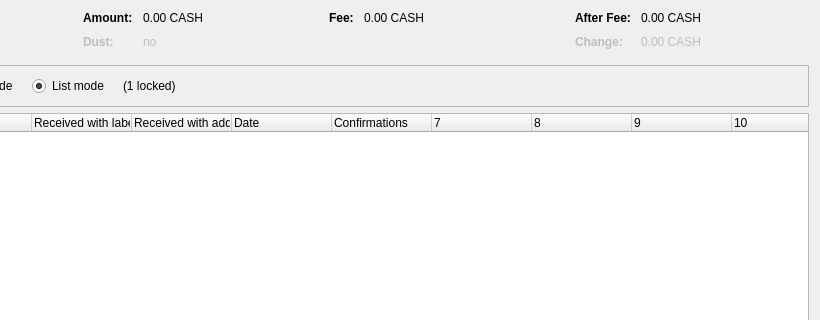
genesis-extensions/genesis, file src/qt/forms/coincontroldialog.ui: the form before one commit; both pictures show x 180 to 1000 and y 0 to 320 of the 1000 by 500 pixel window.
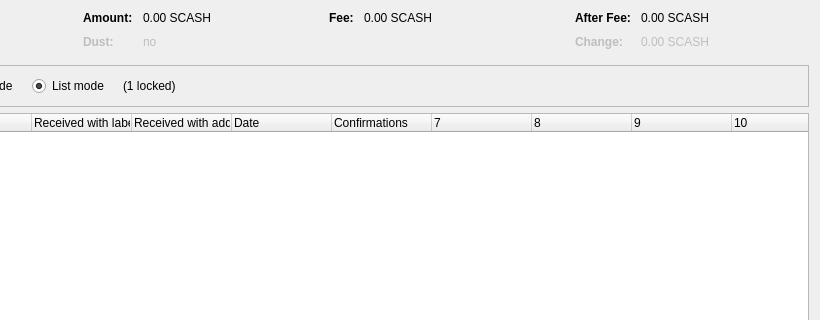
The form after the commit. Custom widgets are drawn as their Qt base class.

Commit message: Changed ticker from CASH to SCASH

```diff
--- a/src/qt/forms/coincontroldialog.ui
+++ b/src/qt/forms/coincontroldialog.ui
@@ -132,7 +132,7 @@
           <enum>Qt::ActionsContextMenu</enum>
          </property>
          <property name="text">
-          <string notr="true">0.00 CASH</string>
+          <string notr="true">0.00 SCASH</string>
          </property>
          <property name="textInteractionFlags">
           <set>Qt::LinksAccessibleByMouse|Qt::TextSelectableByKeyboard|Qt::TextSelectableByMouse</set>
@@ -212,7 +212,7 @@
           <enum>Qt::ActionsContextMenu</enum>
          </property>
          <property name="text">
-          <string notr="true">0.00 CASH</string>
+          <string notr="true">0.00 SCASH</string>
          </property>
          <property name="textInteractionFlags">
           <set>Qt::LinksAccessibleByMouse|Qt::TextSelectableByKeyboard|Qt::TextSelectableByMouse</set>
@@ -257,7 +257,7 @@
           <enum>Qt::ActionsContextMenu</enum>
          </property>
          <property name="text">
-          <string notr="true">0.00 CASH</string>
+          <string notr="true">0.00 SCASH</string>
          </property>
          <property name="textInteractionFlags">
           <set>Qt::LinksAccessibleByMouse|Qt::TextSelectableByKeyboard|Qt::TextSelectableByMouse</set>
@@ -292,7 +292,7 @@
           <enum>Qt::ActionsContextMenu</enum>
          </property>
          <property name="text">
-          <string notr="true">0.00 CASH</string>
+          <string notr="true">0.00 SCASH</string>
          </property>
          <property name="textInteractionFlags">
           <set>Qt::LinksAccessibleByMouse|Qt::TextSelectableByKeyboard|Qt::TextSelectableByMouse</set>
```
The commit also changes 37 other files.
